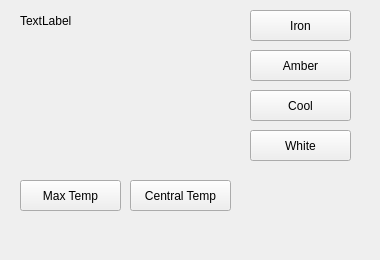
Before: the Qt Designer form mainwindow.ui in wpsteak/QT_Practice, drawn with Qt 5.
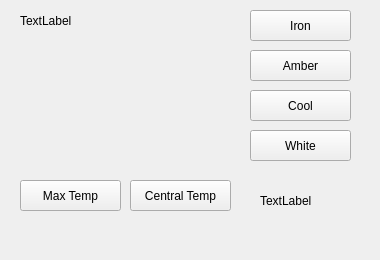
After: the same form once the commit is applied.

Commit message: add monitor Label to display the maxium temp on screen

Diff of the .ui file:
```diff
--- a/mainwindow.ui
+++ b/mainwindow.ui
@@ -146,6 +146,19 @@
      <string>White</string>
     </property>
    </widget>
+   <widget class="QLabel" name="monitorLabel">
+    <property name="geometry">
+     <rect>
+      <x>260</x>
+      <y>190</y>
+      <width>68</width>
+      <height>21</height>
+     </rect>
+    </property>
+    <property name="text">
+     <string>TextLabel</string>
+    </property>
+   </widget>
   </widget>
   <widget class="QMenuBar" name="menuBar">
    <property name="geometry">
```
The commit also changes 2 other files.
